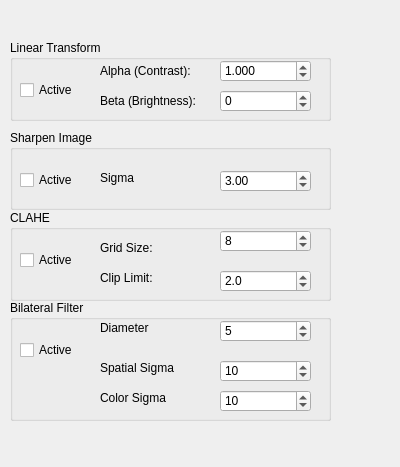
Qt form src/WhiskerToolbox/Image_Processing_Widget/Image_Processing_Widget.ui (paulmthompson/WhiskerToolbox) before a commit.
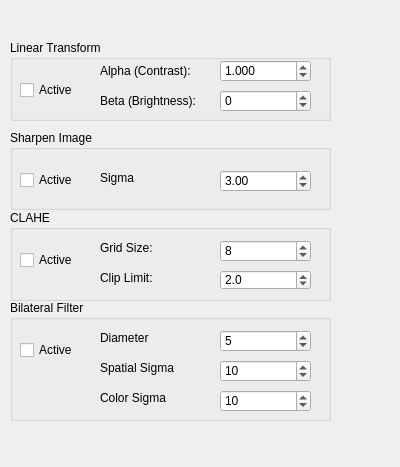
The same form after that commit.

Commit message: Adjust spacing in ui

Diff of the .ui file:
```diff
--- a/src/WhiskerToolbox/Image_Processing_Widget/Image_Processing_Widget.ui
+++ b/src/WhiskerToolbox/Image_Processing_Widget/Image_Processing_Widget.ui
@@ -208,7 +208,7 @@
       <x>210</x>
       <y>60</y>
       <width>91</width>
-      <height>22</height>
+      <height>20</height>
      </rect>
     </property>
     <property name="decimals">
@@ -222,7 +222,7 @@
     <property name="geometry">
      <rect>
       <x>210</x>
-      <y>20</y>
+      <y>30</y>
       <width>91</width>
       <height>22</height>
      </rect>
@@ -274,7 +274,7 @@
     <property name="geometry">
      <rect>
       <x>210</x>
-      <y>20</y>
+      <y>30</y>
       <width>91</width>
       <height>22</height>
      </rect>
@@ -287,7 +287,7 @@
     <property name="geometry">
      <rect>
       <x>90</x>
-      <y>20</y>
+      <y>30</y>
       <width>61</width>
       <height>16</height>
      </rect>
```
The commit also changes 3 other files.
